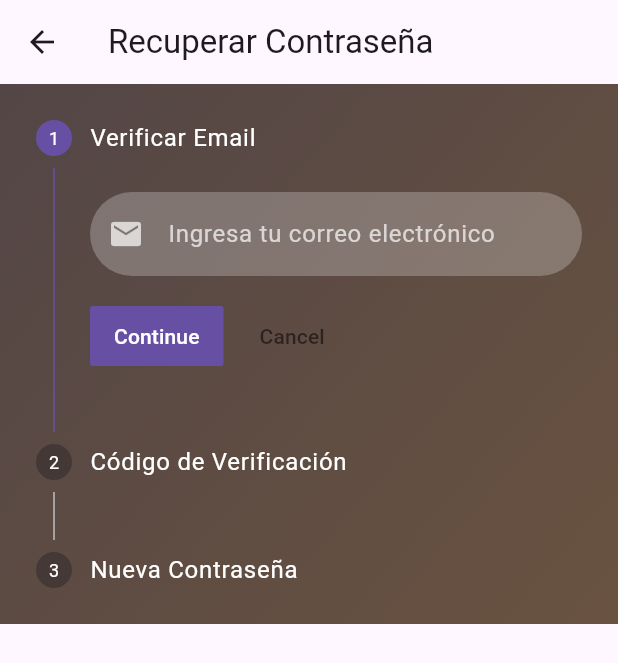
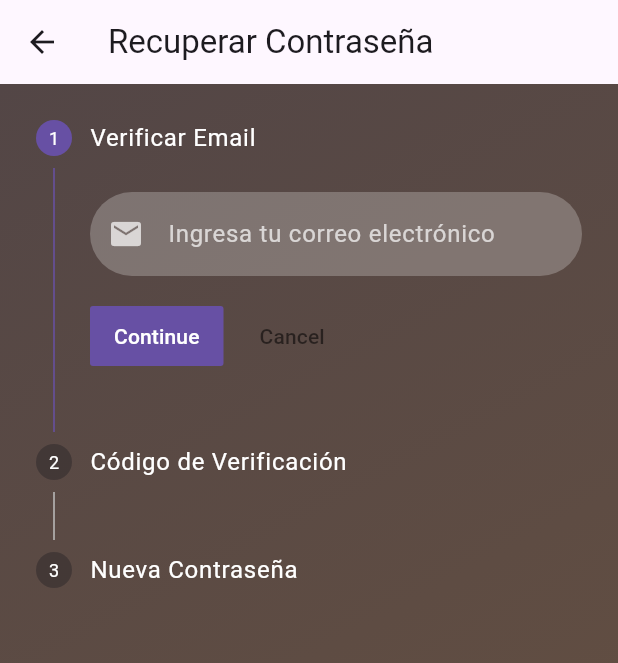
Before and after one commit to Ipeross/Examen_Moviles_Feast_Fit_IPO, a Flutter app: the ForgotPasswordScreen screen opened directly, on a phone screen of 412 x 824 dp. Shown: the top 663 px of the screen. Run offline on Flutter 3.47's test engine with Material 3 defaults, Android fonts, the phone set to English and light mode, and no system bars.

Commit message:
Modify the Screen background, now aall the background is the same color

```diff
--- a/lib/screens/forgot_password_screen.dart
+++ b/lib/screens/forgot_password_screen.dart
@@ -24,7 +24,9 @@ class _ForgotPasswordScreenState extends State<ForgotPasswordScreen> {
         title: const Text('Recuperar Contraseña'),
       ),
       body: Container(
-        decoration: BoxDecoration(
+        width: double.infinity,
+        height: double.infinity,
+        decoration: const BoxDecoration(
           gradient: LinearGradient(
             begin: Alignment.topLeft,
             end: Alignment.bottomRight,
@@ -34,6 +36,10 @@ class _ForgotPasswordScreenState extends State<ForgotPasswordScreen> {
             ],
           ),
         ),
+        child: SafeArea(
+          child: Column(
+            children: [
+              Expanded(
                 child: Stepper(
                   currentStep: _currentStep,
                   onStepContinue: () {
@@ -42,7 +48,6 @@ class _ForgotPasswordScreenState extends State<ForgotPasswordScreen> {
                         _currentStep++;
                       });
                     } else {
-              // Aquí iría la lógica para finalizar el proceso
                       ScaffoldMessenger.of(context).showSnackBar(
                         const SnackBar(
                           content: Text('¡Contraseña actualizada exitosamente!'),
@@ -186,6 +191,10 @@ class _ForgotPasswordScreenState extends State<ForgotPasswordScreen> {
                   ],
                 ),
               ),
+            ],
+          ),
+        ),
+      ),
     );
   }
 
--- a/lib/screens/login_screen.dart
+++ b/lib/screens/login_screen.dart
@@ -1,4 +1,5 @@
 import 'dart:math';
+import 'package:feast_fit/screens/forgot_password_screen.dart';
 import 'package:feast_fit/screens/screens.dart';
 import 'package:flutter/material.dart';
 
@@ -130,7 +131,10 @@ class _LoginScreenState extends State<LoginScreen> with SingleTickerProviderStat
                             Align(
                               alignment: Alignment.centerRight,
                               child: TextButton(
-                                onPressed: () {},
+                                onPressed: () { Navigator.push(
+                                      context,
+                                      MaterialPageRoute(builder: (context) => const ForgotPasswordScreen()),
+                                    );},
                                 child: const Text(
                                   '¿Olvidaste tu contraseña?',
                                   style: TextStyle(color: Colors.white)
```
Lines whose indentation alone changed are shown as unchanged.
